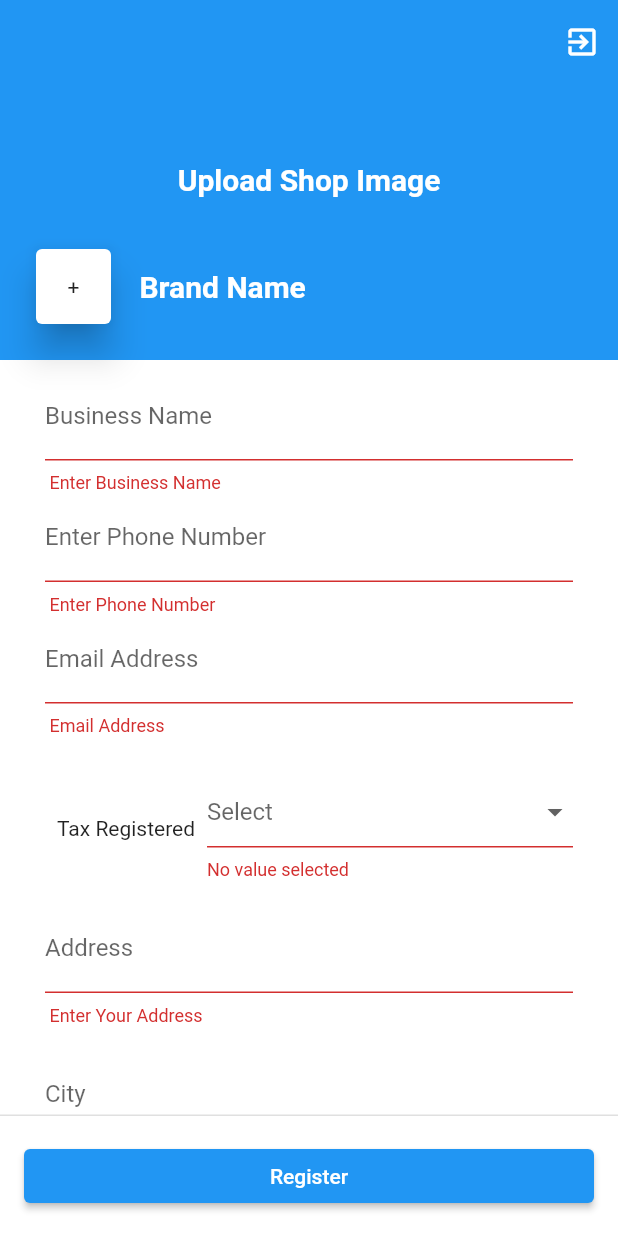
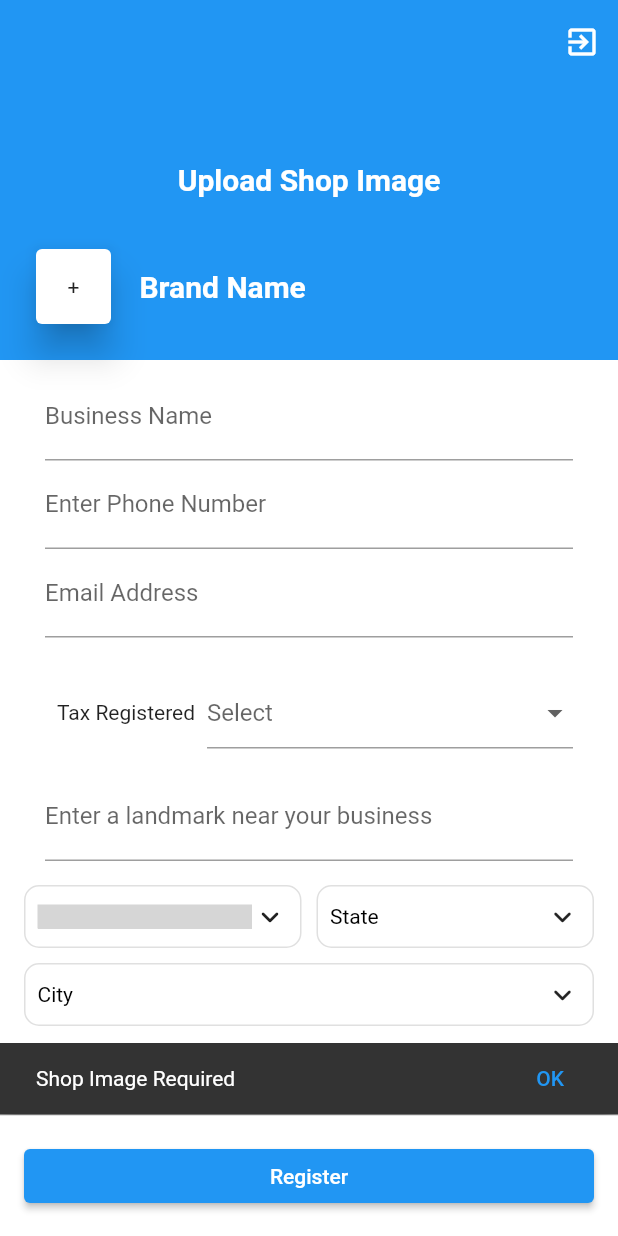
Before and after one commit to KimtaiKogoKevin/Try_It-Vendor, a Flutter app: the screen it shows once a user with an empty profile is signed in, after a tap on "Register", on a phone screen of 412 x 824 dp. Run offline on Flutter 3.47's test engine with Material 2 defaults, Android fonts, the phone set to English and light mode, and no system bars; drawn by our look-alikes of csc_picker; our stand-ins replace email_validator, firebase_auth, firebase_core, image_picker; missing offline and left inert: flutterfire_ui; accounts and stored records are empty; statements that could not run were skipped; grey boxes are pictures that could not be loaded.

```diff
--- a/lib/Screens/Authentication/registrationscreen.dart
+++ b/lib/Screens/Authentication/registrationscreen.dart
@@ -4,6 +4,7 @@ import 'package:firebase_auth/firebase_auth.dart';
 import 'package:flutter/material.dart';
 import 'package:email_validator/email_validator.dart';
 import 'package:image_picker/image_picker.dart';
+import 'package:csc_picker/csc_picker.dart';
 
 class RegistrationScreen extends StatefulWidget {
   const RegistrationScreen({Key? key}) : super(key: key);
@@ -13,22 +14,24 @@ class RegistrationScreen extends StatefulWidget {
 }
 
 class _RegistrationScreenState extends State<RegistrationScreen> {
+  String? countryValue ;
+  String? stateValue ;
+  String? cityValue ;
+  String?  address ;
   final ImagePicker _picker = ImagePicker();
   final _formKey = GlobalKey<FormState>();
   final _businessName = TextEditingController();
   final _phoneNumber = TextEditingController();
   final email = TextEditingController();
-  final kra_pin = TextEditingController();
-  final _address = TextEditingController();
-  final _city = TextEditingController();
-  final _country = TextEditingController();
+  final kraPin = TextEditingController();
+  final _landMark = TextEditingController();
   String? _taxStatus;
 
-  String? bname;
+  String? bName;
   XFile? _shopImage;
   XFile? logo;
-  Widget _formField(
-      {TextEditingController? controller,
+
+  Widget _formField({TextEditingController? controller,
     String? label,
     TextInputType? type,
     String? Function(String?)? validator}) {
@@ -38,22 +41,28 @@ class _RegistrationScreenState extends State<RegistrationScreen> {
       decoration: InputDecoration(
         labelText: label,
         prefixText: controller == _phoneNumber ? '+254' : null,
-        hintText: controller == _address
-            ? 'Enter street / road where business is located'
-            : null,
-        prefixIcon: controller == _country
-            ? IconButton(icon: Icon(Icons.flag), onPressed: () {})
-            : null,
+
+
       ),
       validator: validator,
       onChanged: (value) {
         if (controller == _businessName) {
           setState(() {
-            bname = value;
+            bName = value;
           });
         }
       },
     );
+  }
+
+  _scaffold(message) {
+    ScaffoldMessenger.of(context).showSnackBar(SnackBar(content: Text(message),
+    action: SnackBarAction(
+      label:'OK',
+      onPressed: (){
+        ScaffoldMessenger.of(context).clearSnackBars();
+      },
+    ),));
   }
 
   Future<XFile?> pickImage() async {
@@ -144,8 +153,8 @@ class _RegistrationScreenState extends State<RegistrationScreen> {
                             padding: const EdgeInsets.all(20.0),
                             child: Row(children: [
                               InkWell(
-                                onTap: (){
-                                  pickImage().then((value){
+                                onTap: () {
+                                  pickImage().then((value) {
                                     setState(() {
                                       logo = value;
                                     });
@@ -153,7 +162,7 @@ class _RegistrationScreenState extends State<RegistrationScreen> {
                                 },
                                 child: Card(
                                     elevation: 10,
-                                  child:  logo == null ? const SizedBox(
+                                    child: logo == null ? const SizedBox(
                                       height: 50,
                                       width: 50,
                                       child: Center(
@@ -161,7 +170,7 @@ class _RegistrationScreenState extends State<RegistrationScreen> {
                                     ) : ClipRRect(
                                       borderRadius: BorderRadius.circular(4),
                                       child: Container(
-                                      height: 50 ,
+                                        height: 50,
                                         width: 50,
                                         decoration: BoxDecoration(
                                             color: Colors.blue,
@@ -179,10 +188,10 @@ class _RegistrationScreenState extends State<RegistrationScreen> {
                               const SizedBox(
                                 width: 10,
                               ),
-                              Text(bname == null ? ' Brand Name ' : bname!,
+                              Text(bName == null ? ' Brand Name ' : bName!,
                                   style: const TextStyle(
                                       fontWeight: FontWeight.bold,
-                                      color: Colors.white ,
+                                      color: Colors.white,
                                       fontSize: 20))
                             ]),
                           ))
@@ -224,6 +233,7 @@ class _RegistrationScreenState extends State<RegistrationScreen> {
                             if (_isValid == false) {
                               return 'Invalid Email';
                             }
+                            return null;
                           },
                           type: TextInputType.emailAddress),
                     ],
@@ -245,6 +255,7 @@ class _RegistrationScreenState extends State<RegistrationScreen> {
                               if (_taxStatus == null) {
                                 return 'No value selected';
                               }
+                              return null;
                             },
                             hint: const Text('Select'),
                             items: <String>['Yes', 'No']
@@ -267,54 +278,125 @@ class _RegistrationScreenState extends State<RegistrationScreen> {
                   Padding(
                     padding: const EdgeInsets.fromLTRB(30, 8, 30, 8),
                     child: _formField(
-                        controller: kra_pin,
+                        controller: kraPin,
                         label: 'Enter KRA Pin',
                         validator: (value) {
                           if (value!.isEmpty) {
                             return 'Enter KRA PIN';
                           }
+                          return null;
                         },
                         type: TextInputType.number),
                   ),
+
                 Padding(
-                  padding: const EdgeInsets.fromLTRB(30, 8, 30, 8),
+                  padding: const EdgeInsets.fromLTRB(30, 8, 30, 0),
                   child: _formField(
-                      controller: _address,
-                      label: 'Address',
+                      controller: _landMark,
+                      label: 'Enter a landmark near your business',
                       validator: (value) {
                         if (value!.isEmpty) {
-                          return ' Enter Your Address';
+                          return 'Value cannot be null';
                         }
                         return null;
                       },
                       type: TextInputType.text),
                 ),
+
                 Padding(
-                  padding: const EdgeInsets.fromLTRB(30, 8, 30, 8),
-                  child: _formField(
-                      controller: _city,
-                      label: 'City',
-                      validator: (value) {
-                        if (value!.isEmpty) {
-                          return ' Enter City Name';
-                        }
-                        return null;
+                  padding: const EdgeInsets.all(16.0),
+                  child: CSCPicker(
+                    ///Enable disable state dropdown [OPTIONAL PARAMETER]
+                    showStates: true,
+
+                    /// Enable disable city drop down [OPTIONAL PARAMETER]
+                     showCities: true,
+
+                    ///Enable (get flag with country name) / Disable (Disable flag) / ShowInDropdownOnly (display flag in dropdown only) [OPTIONAL PARAMETER]
+                    flagState: CountryFlag.ENABLE,
+
+                    ///Dropdown box decoration to style your dropdown selector [OPTIONAL PARAMETER] (USE with disabledDropdownDecoration)
+                    dropdownDecoration: BoxDecoration(
+                        borderRadius: const BorderRadius.all(Radius.circular(10)),
+                        color: Colors.white,
+                        border:
+                        Border.all(color: Colors.grey.shade300, width: 1)),
+
+                    ///Disabled Dropdown box decoration to style your dropdown selector [OPTIONAL PARAMETER]  (USE with disabled dropdownDecoration)
+                    disabledDropdownDecoration: BoxDecoration(
+                        borderRadius: const BorderRadius.all(Radius.circular(10)),
+                        color: Colors.white,
+                        border:
+                        Border.all(color: Colors.grey.shade300, width: 1)),
+
+                    ///placeholders for dropdown search field
+                    countrySearchPlaceholder: "Country",
+                    stateSearchPlaceholder: "State",
+                    citySearchPlaceholder: "City",
+
+                    ///labels for dropdown
+                    countryDropdownLabel: "Country",
+                    stateDropdownLabel: "State",
+                    cityDropdownLabel: "City",
+
+                    ///Default Country
+                    defaultCountry: DefaultCountry.Kenya,
+
+                    ///Disable country dropdown (Note: use it with default country)
+                    //disableCountry: true,
+
+                    ///selected item style [OPTIONAL PARAMETER]
+                    selectedItemStyle: const TextStyle(
+                      color: Colors.black,
+                      fontSize: 14,
+                    ),
+
+                    ///DropdownDialog Heading style [OPTIONAL PARAMETER]
+                    dropdownHeadingStyle: const TextStyle(
+                        color: Colors.black,
+                        fontSize: 17,
+                        fontWeight: FontWeight.bold),
+
+                    ///DropdownDialog Item style [OPTIONAL PARAMETER]
+                    dropdownItemStyle: const TextStyle(
+                      color: Colors.black,
+                      fontSize: 14,
+                    ),
+
+                    ///Dialog box radius [OPTIONAL PARAMETER]
+                    dropdownDialogRadius: 10.0,
+
+                    ///Search bar radius [OPTIONAL PARAMETER]
+                    searchBarRadius: 10.0,
+
+                    ///triggers once country selected in dropdown
+                    onCountryChanged: (value) {
+                      setState(() {
+                        ///store value in country variable
+                        countryValue = value;
+                      });
                     },
-                      type: TextInputType.text),
+
+                    ///triggers once state selected in dropdown
+                    onStateChanged: (value) {
+                      setState(() {
+                        ///store value in state variable
+                        stateValue = value;
+                      });
+                    },
+
+                    ///triggers once city selected in dropdown
+                    onCityChanged: (value) {
+                      setState(() {
+                        ///store value in city variable
+                        cityValue = value;
+
+                      });
+                    },
+
                   ),
-                Padding(
-                  padding: const EdgeInsets.fromLTRB(30, 8, 30, 8),
-                  child: _formField(
-                      controller: _country,
-                      label: 'Country Name',
-                      validator: (value) {
-                        if (value!.isEmpty) {
-                          return ' Enter Country Name';
-                        }
-                        return null;
-                      },
-                      type: TextInputType.text),
                 ),
+
               ],
             ),
           ),
@@ -326,8 +408,21 @@ class _RegistrationScreenState extends State<RegistrationScreen> {
                       padding: const EdgeInsets.all(8.0),
                       child: ElevatedButton(
                           onPressed: () {
+                            if(_shopImage==null){
+                              _scaffold('Shop Image Required');
+                              return;
+                            }
+                            if( logo==null){
+                              _scaffold('Logo Required');
+                              return;
+                            }
+
                             if (_formKey.currentState!.validate()) {
-                        } else {}
+                              if( stateValue==null || countryValue==null){
+                                _scaffold('Address fields cannot be null');
+                                return;
+                              }
+                            }
                           },
                           child: const Text('Register')),
                     ))
--- a/pubspec.yaml
+++ b/pubspec.yaml
@@ -22,6 +22,9 @@ dependencies:
   flutterfire_ui: ^0.4.0+1
   email_validator: ^2.0.1
   image_picker: ^0.8.5
+  csc_picker: ^0.2.6
+  cloud_firestore: ^3.1.12
+  firebase_storage: ^10.2.12
 
 
 dev_dependencies:
```
Also changed, not shown: lib/firebase_services.dart (added), pubspec.lock. Lines whose indentation alone changed are shown as unchanged.
